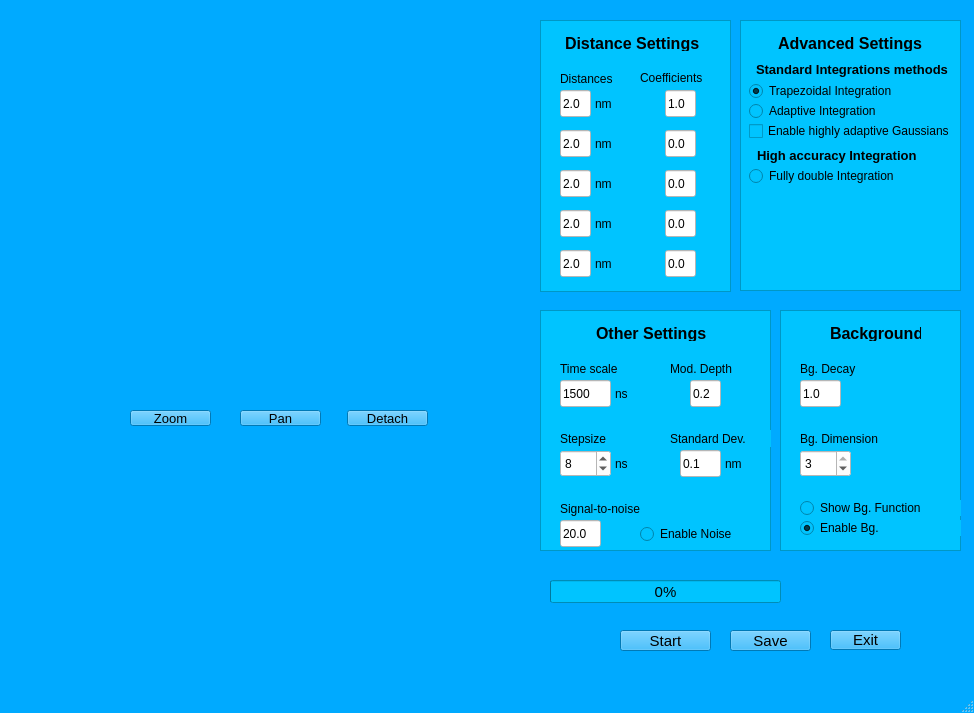
Qt form SimPel.ui (baopee/simpel) before a commit.
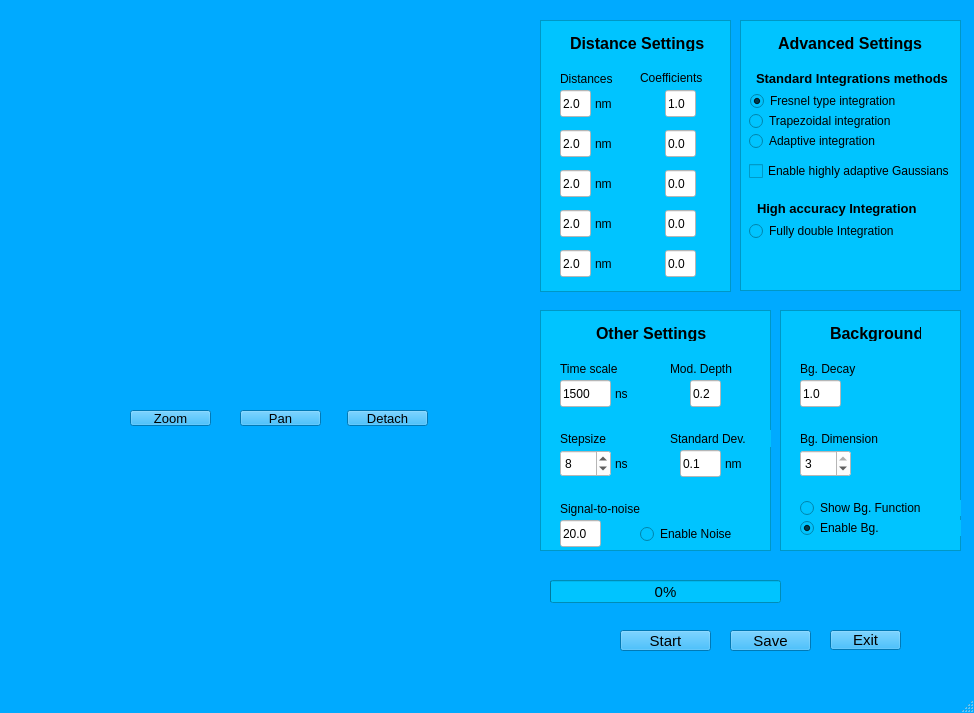
The same form after that commit. Icons and pictures are not drawn.

Commit message: Fresnel integrals

The edit to the form file:
```diff
--- a/SimPel.ui
+++ b/SimPel.ui
@@ -673,7 +673,7 @@
     <widget class="QLabel" name="labeldistances_29">
      <property name="geometry">
       <rect>
-       <x>25</x>
+       <x>30</x>
        <y>15</y>
        <width>141</width>
        <height>16</height>
@@ -1665,7 +1665,7 @@
      <property name="geometry">
       <rect>
        <x>9</x>
-       <y>60</y>
+       <y>90</y>
        <width>181</width>
        <height>22</height>
       </rect>
@@ -1676,17 +1676,17 @@
       </font>
      </property>
      <property name="text">
-      <string>Trapezoidal Integration</string>
+      <string>Trapezoidal integration</string>
      </property>
      <property name="checked">
-      <bool>true</bool>
+      <bool>false</bool>
      </property>
     </widget>
     <widget class="QRadioButton" name="ButtonAdaptive">
      <property name="geometry">
       <rect>
        <x>9</x>
-       <y>80</y>
+       <y>110</y>
        <width>181</width>
        <height>22</height>
       </rect>
@@ -1697,14 +1697,14 @@
       </font>
      </property>
      <property name="text">
-      <string>Adaptive Integration</string>
+      <string>Adaptive integration</string>
      </property>
     </widget>
     <widget class="QLabel" name="label">
      <property name="geometry">
       <rect>
        <x>16</x>
-       <y>41</y>
+       <y>50</y>
        <width>201</width>
        <height>17</height>
       </rect>
@@ -1724,7 +1724,7 @@
      <property name="geometry">
       <rect>
        <x>9</x>
-       <y>100</y>
+       <y>140</y>
        <width>211</width>
        <height>22</height>
       </rect>
@@ -1742,7 +1742,7 @@
      <property name="geometry">
       <rect>
        <x>9</x>
-       <y>145</y>
+       <y>200</y>
        <width>181</width>
        <height>22</height>
       </rect>
@@ -1760,7 +1760,7 @@
      <property name="geometry">
       <rect>
        <x>17</x>
-       <y>127</y>
+       <y>180</y>
        <width>181</width>
        <height>17</height>
       </rect>
@@ -1776,6 +1776,27 @@
       <string>High accuracy Integration </string>
      </property>
     </widget>
+    <widget class="QRadioButton" name="fresnelbutton">
+     <property name="geometry">
+      <rect>
+       <x>10</x>
+       <y>70</y>
+       <width>191</width>
+       <height>22</height>
+      </rect>
+     </property>
+     <property name="font">
+      <font>
+       <pointsize>9</pointsize>
+      </font>
+     </property>
+     <property name="text">
+      <string>Fresnel type integration</string>
+     </property>
+     <property name="checked">
+      <bool>true</bool>
+     </property>
+    </widget>
    </widget>
    <widget class="QPushButton" name="DetachButton">
     <property name="geometry">
```
The commit also changes 5 other files.
